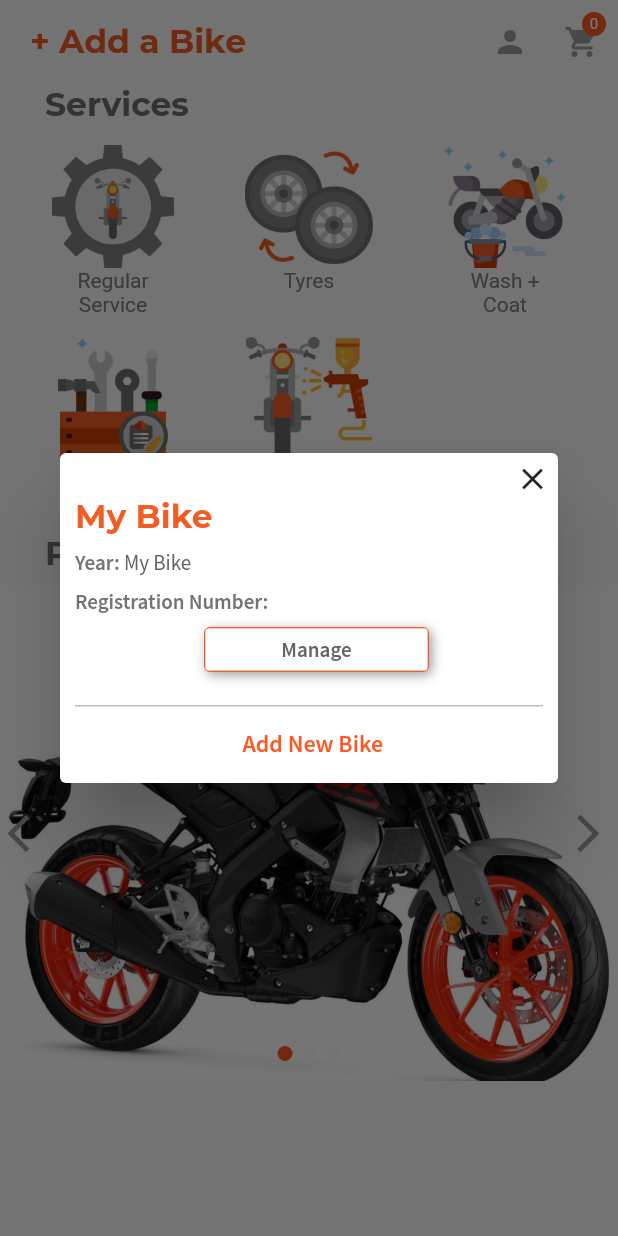
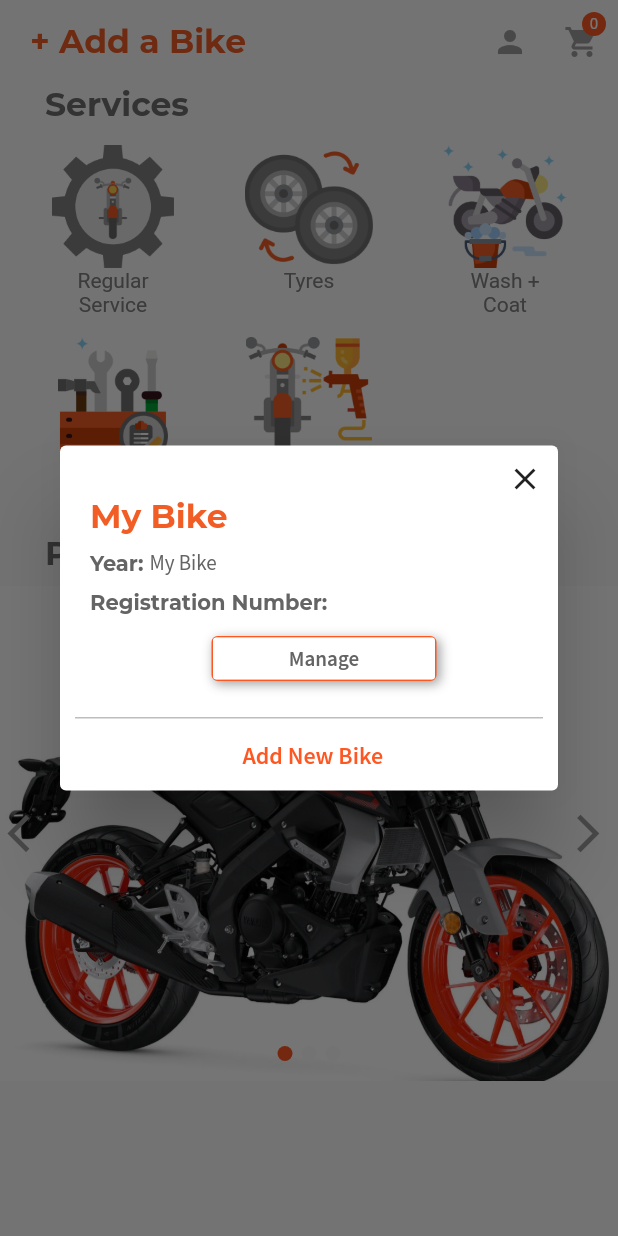
Before and after one commit to JenishHirpara/protto_customer_app, a Flutter app: the DashBoardScreen screen opened directly, after a tap on "+ Add a Bike", on a phone screen of 412 x 824 dp. Run offline on Flutter 3.47's test engine with Material 2 defaults, Android fonts, the phone set to English and light mode, and no system bars; our stand-ins replace flutter_swiper, google_fonts, google_maps_flutter, location, material_design_icons_flutter, share and 1 more; missing offline and left inert: flutter_google_places, geocoder, google_maps_webservice; accounts and stored records are empty; network calls fail; Roboto replaces fonts that are missing (SourceSansSB).

```diff
--- a/lib/screens/add_address_screen.dart
+++ b/lib/screens/add_address_screen.dart
@@ -176,7 +176,6 @@ class _AddAddressScreenState extends State<AddAddressScreen> {
           fontFamily: 'Montserrat',
           color: Color.fromRGBO(241, 93, 36, 1),
           fontSize: 24,
-          fontWeight: FontWeight.w500,
         ),
       ),
       actions: <Widget>[
--- a/lib/screens/dashboard_screen.dart
+++ b/lib/screens/dashboard_screen.dart
@@ -37,13 +37,13 @@ class _DashBoardScreenState extends State<DashBoardScreen> {
       context: originalcontext,
       builder: (context) => Dialog(
         child: Container(
-          height: 220,
+          height: 230,
           child: Column(
             children: <Widget>[
               Align(
                 alignment: Alignment.topRight,
                 child: Container(
-                  margin: EdgeInsets.fromLTRB(0, 5, 5, 0),
+                  margin: EdgeInsets.fromLTRB(0, 10, 10, 0),
                   child: InkWell(
                     child: Icon(
                       Icons.clear,
@@ -56,8 +56,8 @@ class _DashBoardScreenState extends State<DashBoardScreen> {
                 ),
               ),
               Container(
-                height: 140,
-                padding: EdgeInsets.fromLTRB(10, 0, 0, 0),
+                height: 148,
+                padding: EdgeInsets.fromLTRB(20, 0, 0, 0),
                 child: Column(
                   children: <Widget>[
                     Row(
@@ -84,8 +84,8 @@ class _DashBoardScreenState extends State<DashBoardScreen> {
                         Text(
                           'Year: ',
                           style: TextStyle(
-                            fontFamily: 'SourceSansProSB',
-                            color: Color.fromRGBO(100, 100, 100, 0.9),
+                            fontFamily: 'Montserrat',
+                            color: Color.fromRGBO(100, 100, 100, 1),
                           ),
                         ),
                         Text(
@@ -104,8 +104,8 @@ class _DashBoardScreenState extends State<DashBoardScreen> {
                         Text(
                           'Registration Number: ',
                           style: TextStyle(
-                            fontFamily: 'SourceSansProSB',
-                            color: Color.fromRGBO(100, 100, 100, 0.9),
+                            fontFamily: 'Montserrat',
+                            color: Color.fromRGBO(100, 100, 100, 1),
                           ),
                         ),
                         Text(
@@ -118,7 +118,7 @@ class _DashBoardScreenState extends State<DashBoardScreen> {
                         ),
                       ],
                     ),
-                    SizedBox(height: 8),
+                    SizedBox(height: 14),
                     Container(
                       width: 150,
                       height: 30,
@@ -154,7 +154,7 @@ class _DashBoardScreenState extends State<DashBoardScreen> {
                         },
                       ),
                     ),
-                    SizedBox(height: 10),
+                    SizedBox(height: 12),
                   ],
                 ),
               ),
@@ -166,7 +166,7 @@ class _DashBoardScreenState extends State<DashBoardScreen> {
                 height: 0,
               ),
               Align(
-                alignment: Alignment.center,
+                alignment: Alignment.topCenter,
                 child: Padding(
                   padding: const EdgeInsets.fromLTRB(5, 0, 0, 0),
                   child: FlatButton(
--- a/lib/screens/user_profile_screen.dart
+++ b/lib/screens/user_profile_screen.dart
@@ -243,9 +243,10 @@ class _UserProfileScreenState extends State<UserProfileScreen> {
     final userProfile = Provider.of<UserProfile>(context).item;
     return Scaffold(
       appBar: AppBar(
-        centerTitle: true,
+        centerTitle: false,
         title: Text(
           'Profile',
+          textAlign: TextAlign.start,
           style: TextStyle(
             fontFamily: 'Montserrat',
             color: Color.fromRGBO(241, 93, 36, 1),
```
Also changed, not shown: lib/screens/shopping_cart_screen.dart (+31 -13 lines), lib/utils/shopping_cart_item.dart (+10 -4 lines).
